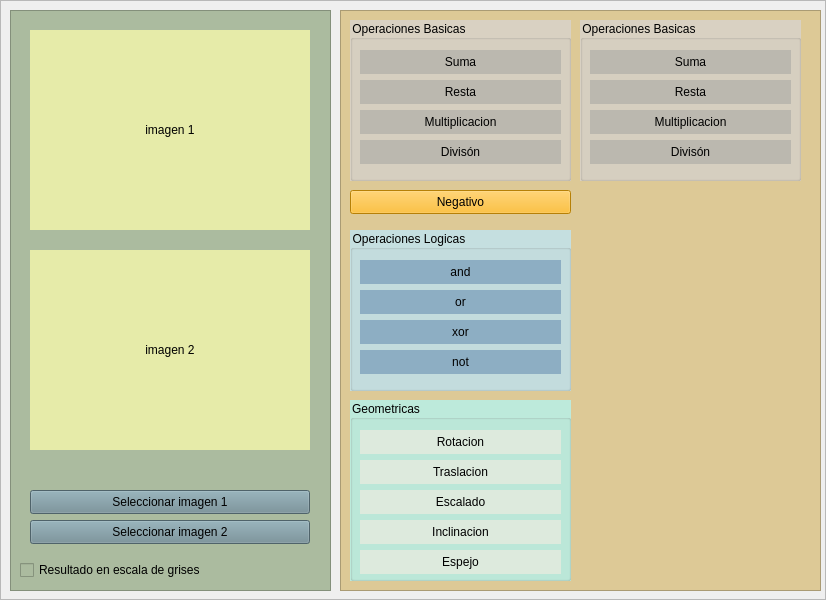
This is main.ui in AlvaroCastro1/openCV as Qt 5 draws it before an edit. The edited form follows.
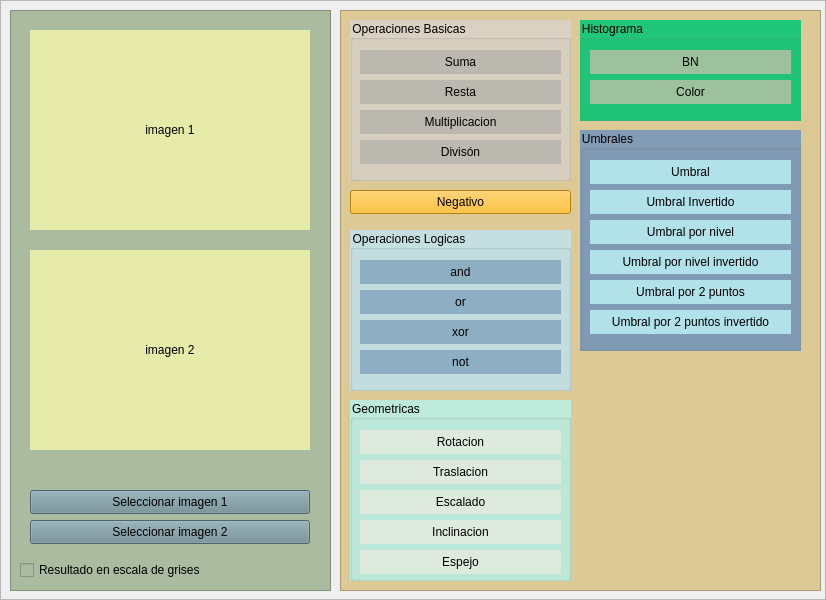
This is the edited form.

```diff
--- a/main.ui
+++ b/main.ui
@@ -458,17 +458,17 @@
           <x>240</x>
           <y>10</y>
           <width>221</width>
-          <height>161</height>
+          <height>101</height>
          </rect>
         </property>
         <property name="styleSheet">
          <string notr="true">QGroupBox{
-	background-color: rgb(217, 209, 194);
+	background-color: rgb(32, 198, 122);
 	color: rgb(0, 0, 0);
 }
 
 QPushButton{
-	background-color: rgb(187, 184, 175);
+	background-color: rgb(157, 192, 157);
 	border-radius: 20px;
 }
 
@@ -478,7 +478,7 @@
 }</string>
         </property>
         <property name="title">
-         <string>Operaciones Basicas</string>
+         <string>Histograma</string>
         </property>
         <widget class="QPushButton" name="btn_suma_3">
          <property name="geometry">
@@ -490,7 +490,7 @@
           </rect>
          </property>
          <property name="text">
-          <string>Suma</string>
+          <string>BN</string>
          </property>
         </widget>
         <widget class="QPushButton" name="btn_resta_3">
@@ -503,10 +503,64 @@
           </rect>
          </property>
          <property name="text">
-          <string>Resta</string>
+          <string>Color</string>
          </property>
         </widget>
-        <widget class="QPushButton" name="btn_multiplicacion_3">
+       </widget>
+       <widget class="QGroupBox" name="Umbrales">
+        <property name="geometry">
+         <rect>
+          <x>240</x>
+          <y>120</y>
+          <width>221</width>
+          <height>221</height>
+         </rect>
+        </property>
+        <property name="styleSheet">
+         <string notr="true">QGroupBox{
+	background-color: rgb(131, 156, 181);
+	color: rgb(0, 0, 0);
+}
+
+QPushButton{
+	background-color: rgb(177, 225, 233);
+	border-radius: 20px;
+}
+
+QPushButton:hover {
+	background-color: rgb(110, 225, 233);
+}</string>
+        </property>
+        <property name="title">
+         <string>Umbrales</string>
+        </property>
+        <widget class="QPushButton" name="btn_umbral">
+         <property name="geometry">
+          <rect>
+           <x>10</x>
+           <y>30</y>
+           <width>201</width>
+           <height>24</height>
+          </rect>
+         </property>
+         <property name="text">
+          <string>Umbral</string>
+         </property>
+        </widget>
+        <widget class="QPushButton" name="btn_umbral_Invertido">
+         <property name="geometry">
+          <rect>
+           <x>10</x>
+           <y>60</y>
+           <width>201</width>
+           <height>24</height>
+          </rect>
+         </property>
+         <property name="text">
+          <string>Umbral Invertido</string>
+         </property>
+        </widget>
+        <widget class="QPushButton" name="btn_u_porNivel">
          <property name="geometry">
           <rect>
            <x>10</x>
@@ -519,10 +573,10 @@
           <string notr="true"/>
          </property>
          <property name="text">
-          <string>Multiplicacion</string>
+          <string>Umbral por nivel</string>
          </property>
         </widget>
-        <widget class="QPushButton" name="btn_division_3">
+        <widget class="QPushButton" name="btn_u_porNivel_Invertido">
          <property name="geometry">
           <rect>
            <x>10</x>
@@ -532,7 +586,33 @@
           </rect>
          </property>
          <property name="text">
-          <string>Divisón</string>
+          <string>Umbral por nivel invertido</string>
+         </property>
+        </widget>
+        <widget class="QPushButton" name="btn_u_por2puntos">
+         <property name="geometry">
+          <rect>
+           <x>10</x>
+           <y>150</y>
+           <width>201</width>
+           <height>24</height>
+          </rect>
+         </property>
+         <property name="text">
+          <string>Umbral por 2 puntos</string>
+         </property>
+        </widget>
+        <widget class="QPushButton" name="btn_u_por2puntos_Invertido">
+         <property name="geometry">
+          <rect>
+           <x>10</x>
+           <y>180</y>
+           <width>201</width>
+           <height>24</height>
+          </rect>
+         </property>
+         <property name="text">
+          <string>Umbral por 2 puntos invertido</string>
          </property>
         </widget>
        </widget>
```
Left out of the diff: 10 changed lines with no effect on the pictures.
